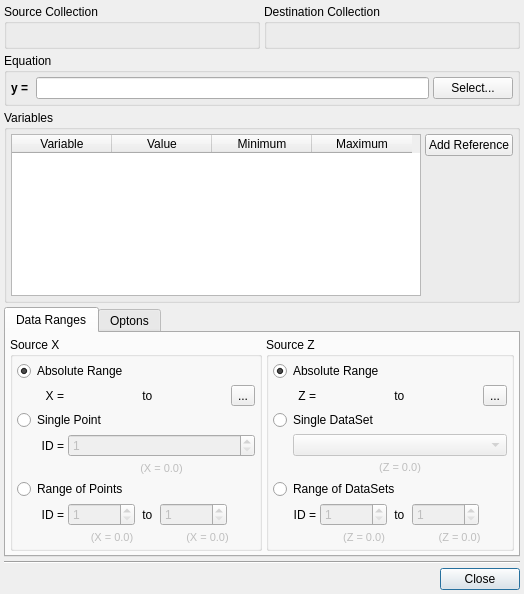
Qt form src/gui/fitsetup.ui (trisyoungs/uchroma) before a commit.
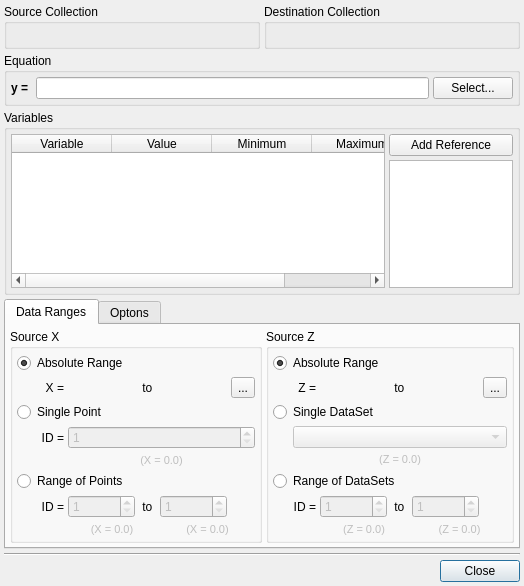
The same form after that commit. Icons and pictures are not drawn. Custom widgets are drawn as their Qt base class.

Patch:
```diff
--- a/src/gui/fitsetup.ui
+++ b/src/gui/fitsetup.ui
@@ -7,7 +7,7 @@
     <x>0</x>
     <y>0</y>
     <width>518</width>
-    <height>594</height>
+    <height>586</height>
    </rect>
   </property>
   <property name="windowTitle">
@@ -17,7 +17,7 @@
    <iconset resource="icons.qrc">
     <normaloff>:/uchroma/icons/windows_fit.svg</normaloff>:/uchroma/icons/windows_fit.svg</iconset>
   </property>
-  <layout class="QVBoxLayout" name="verticalLayout_6">
+  <layout class="QVBoxLayout" name="verticalLayout_7">
    <property name="spacing">
     <number>4</number>
    </property>
@@ -192,6 +192,12 @@
       </property>
       <item>
        <widget class="QTableWidget" name="VariablesTable">
+        <property name="sizePolicy">
+         <sizepolicy hsizetype="Expanding" vsizetype="Expanding">
+          <horstretch>3</horstretch>
+          <verstretch>0</verstretch>
+         </sizepolicy>
+        </property>
         <column>
          <property name="text">
           <string>Variable</string>
@@ -215,28 +221,45 @@
        </widget>
       </item>
       <item>
-       <layout class="QVBoxLayout" name="verticalLayout_7">
+       <widget class="QWidget" name="widget" native="true">
+        <property name="sizePolicy">
+         <sizepolicy hsizetype="Expanding" vsizetype="Expanding">
+          <horstretch>1</horstretch>
+          <verstretch>0</verstretch>
+         </sizepolicy>
+        </property>
+        <layout class="QVBoxLayout" name="verticalLayout_6">
+         <property name="spacing">
+          <number>4</number>
+         </property>
+         <property name="margin">
+          <number>0</number>
+         </property>
         <item>
          <widget class="QPushButton" name="VariableAddReferenceButton">
+           <property name="sizePolicy">
+            <sizepolicy hsizetype="Expanding" vsizetype="Fixed">
+             <horstretch>1</horstretch>
+             <verstretch>0</verstretch>
+            </sizepolicy>
+           </property>
           <property name="text">
            <string>Add Reference</string>
           </property>
          </widget>
         </item>
         <item>
-         <spacer name="verticalSpacer_2">
-          <property name="orientation">
-           <enum>Qt::Vertical</enum>
-          </property>
-          <property name="sizeHint" stdset="0">
-           <size>
-            <width>20</width>
-            <height>40</height>
-           </size>
-          </property>
-         </spacer>
-        </item>
-       </layout>
+          <widget class="QListWidget" name="VariableReferenceList">
+           <property name="sizePolicy">
+            <sizepolicy hsizetype="Expanding" vsizetype="Expanding">
+             <horstretch>1</horstretch>
+             <verstretch>0</verstretch>
+            </sizepolicy>
+           </property>
+          </widget>
+         </item>
+        </layout>
+       </widget>
       </item>
      </layout>
     </widget>
```
Lines whose indentation alone changed are shown as unchanged.
